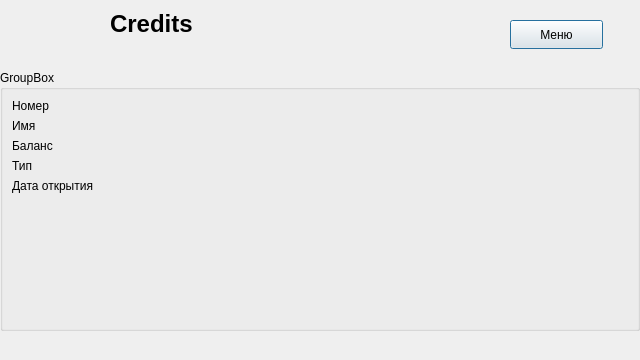
Before: the Qt Designer form AllCashApp/credits.ui in Revachol/AllCash, drawn with Qt 5.
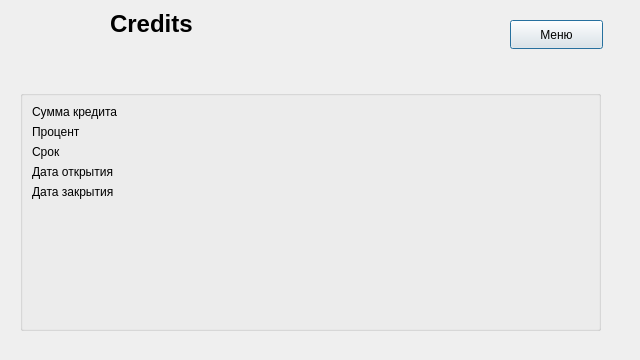
After: the same form once the commit is applied.

The edit to the form file:
```diff
--- a/AllCashApp/credits.ui
+++ b/AllCashApp/credits.ui
@@ -55,20 +55,20 @@
   <widget class="QGroupBox" name="groupBox">
    <property name="geometry">
     <rect>
-     <x>0</x>
-     <y>70</y>
-     <width>640</width>
-     <height>261</height>
+     <x>20</x>
+     <y>90</y>
+     <width>581</width>
+     <height>241</height>
     </rect>
    </property>
    <property name="title">
-    <string>GroupBox</string>
+    <string/>
    </property>
    <layout class="QFormLayout" name="formLayout_2">
     <item row="0" column="0">
      <widget class="QLabel" name="label_2">
       <property name="text">
-       <string>Номер</string>
+       <string>Сумма кредита</string>
       </property>
      </widget>
     </item>
@@ -82,7 +82,7 @@
     <item row="1" column="0">
      <widget class="QLabel" name="label_3">
       <property name="text">
-       <string>Имя</string>
+       <string>Процент</string>
       </property>
      </widget>
     </item>
@@ -96,7 +96,7 @@
     <item row="2" column="0">
      <widget class="QLabel" name="label_4">
       <property name="text">
-       <string>Баланс</string>
+       <string>Срок</string>
       </property>
      </widget>
     </item>
@@ -110,7 +110,7 @@
     <item row="3" column="0">
      <widget class="QLabel" name="label_6">
       <property name="text">
-       <string>Тип</string>
+       <string>Дата открытия</string>
       </property>
      </widget>
     </item>
@@ -124,7 +124,7 @@
     <item row="4" column="0">
      <widget class="QLabel" name="label_8">
       <property name="text">
-       <string>Дата открытия</string>
+       <string>Дата закрытия</string>
       </property>
      </widget>
     </item>
```
